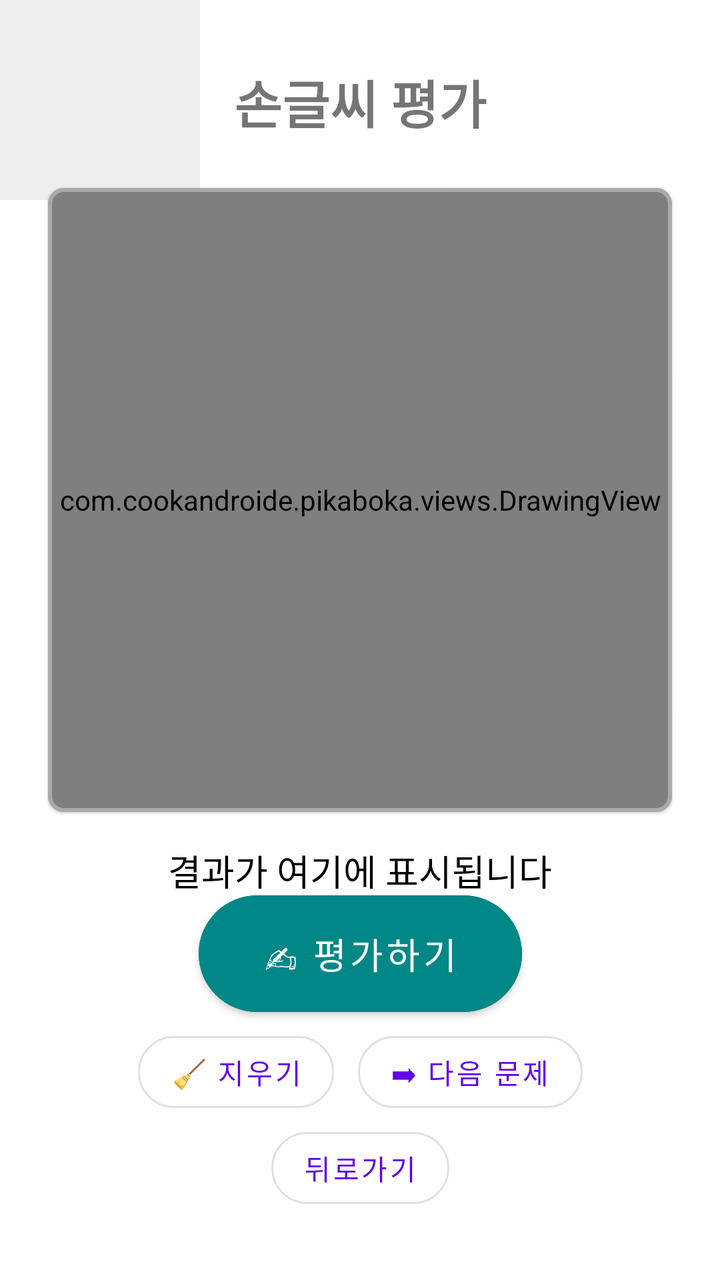
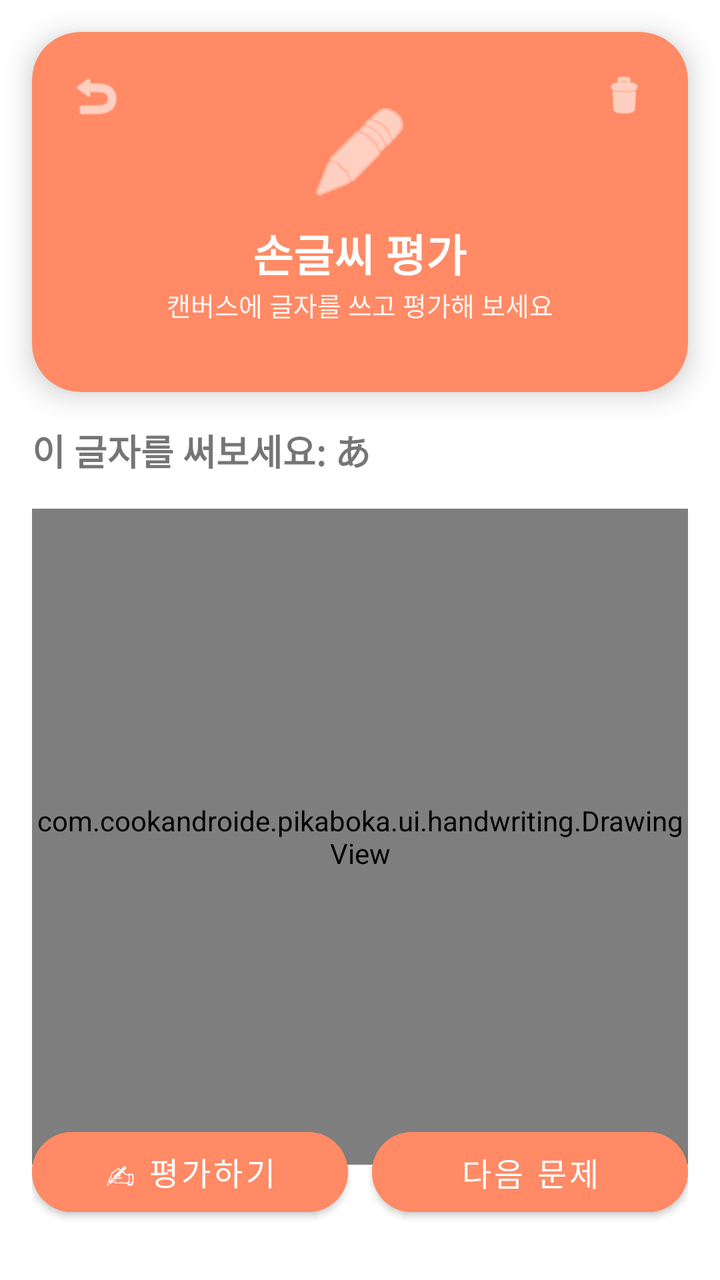

Before-and-after screenshots of an Android layout around one commit, followed by the original layout XML and the change that was made.
<!-- AndroidManifest.xml: application theme Theme.PikaBoka -->
<!-- res/layout/activity_handwriting.xml -->
<?xml version="1.0" encoding="utf-8"?>
<androidx.constraintlayout.widget.ConstraintLayout
    xmlns:android="http://schemas.android.com/apk/res/android"
    xmlns:app="http://schemas.android.com/apk/res-auto"
    xmlns:tools="http://schemas.android.com/tools"
    android:layout_width="match_parent"
    android:layout_height="match_parent"
    android:background="@android:color/white">

    
    <TextView
        android:id="@+id/handwritingTitle"
        android:layout_width="wrap_content"
        android:layout_height="wrap_content"
        android:text="손글씨 평가"
        android:textSize="26sp"
        android:textStyle="bold"
        app:layout_constraintTop_toTopOf="parent"
        app:layout_constraintStart_toStartOf="parent"
        app:layout_constraintEnd_toEndOf="parent"
        android:layout_marginTop="32dp"/>

    
    <com.google.android.material.card.MaterialCardView
        android:id="@+id/canvasCard"
        android:layout_width="0dp"
        android:layout_height="0dp"
        app:layout_constraintTop_toBottomOf="@id/handwritingTitle"
        app:layout_constraintStart_toStartOf="parent"
        app:layout_constraintEnd_toEndOf="parent"
        android:layout_margin="24dp"
        app:cardCornerRadius="8dp"
        app:strokeColor="@android:color/darker_gray"
        app:strokeWidth="2dp"
        app:layout_constraintDimensionRatio="1:1">

        <com.cookandroide.pikaboka.views.DrawingView
            android:id="@+id/drawView"
            android:layout_width="match_parent"
            android:layout_height="match_parent"
            android:background="@android:color/white"/>
    </com.google.android.material.card.MaterialCardView>

    
    <TextView
        android:id="@+id/resultText"
        android:layout_width="wrap_content"
        android:layout_height="wrap_content"
        android:text="결과가 여기에 표시됩니다"
        android:textSize="18sp"
        android:textColor="@android:color/black"
        app:layout_constraintTop_toBottomOf="@id/canvasCard"
        app:layout_constraintStart_toStartOf="parent"
        app:layout_constraintEnd_toEndOf="parent"
        android:layout_marginTop="16dp"/>

    
    <com.google.android.material.button.MaterialButton
        android:id="@+id/btnBack"
        style="@style/Widget.MaterialComponents.Button.OutlinedButton"
        android:layout_width="wrap_content"
        android:layout_height="wrap_content"
        android:text="뒤로가기"
        app:cornerRadius="24dp"
        app:layout_constraintBottom_toBottomOf="parent"
        app:layout_constraintStart_toStartOf="parent"
        app:layout_constraintEnd_toEndOf="parent"
        android:layout_marginBottom="32dp"/>

    
    <com.google.android.material.button.MaterialButton
        android:id="@+id/evaluateButton"
        style="@style/Widget.MaterialComponents.Button"
        android:layout_width="wrap_content"
        android:layout_height="wrap_content"
        android:text="✍ 평가하기"
        android:textSize="18sp"
        android:paddingStart="32dp"
        android:paddingEnd="32dp"
        android:paddingTop="16dp"
        android:paddingBottom="16dp"
        android:backgroundTint="@color/teal_700"
        android:textColor="@android:color/white"
        app:cornerRadius="50dp"
        app:layout_constraintBottom_toTopOf="@id/buttonGroup"
        app:layout_constraintStart_toStartOf="parent"
        app:layout_constraintEnd_toEndOf="parent"
        android:layout_marginBottom="0dp"/>

    
    <LinearLayout
        android:id="@+id/buttonGroup"
        android:layout_width="wrap_content"
        android:layout_height="wrap_content"
        android:orientation="horizontal"
        app:layout_constraintBottom_toTopOf="@id/btnBack"
        app:layout_constraintStart_toStartOf="parent"
        app:layout_constraintEnd_toEndOf="parent"
        android:layout_marginBottom="0dp">

        <com.google.android.material.button.MaterialButton
            android:id="@+id/clearButton"
            style="@style/Widget.MaterialComponents.Button.OutlinedButton"
            android:layout_width="wrap_content"
            android:layout_height="wrap_content"
            android:text="🧹 지우기"
            android:layout_marginEnd="12dp"
            app:cornerRadius="24dp"/>

        <com.google.android.material.button.MaterialButton
            android:id="@+id/nextButton"
            style="@style/Widget.MaterialComponents.Button.OutlinedButton"
            android:layout_width="wrap_content"
            android:layout_height="wrap_content"
            android:text="➡ 다음 문제"
            app:cornerRadius="24dp"/>
    </LinearLayout>

    <ImageView
        android:id="@+id/previewImage"
        android:layout_width="100dp"
        android:layout_height="100dp"
        android:background="#EEEEEE"
        android:contentDescription="전처리 결과 미리보기"
        android:scaleType="fitCenter"
        tools:layout_editor_absoluteX="16dp"
        tools:layout_editor_absoluteY="499dp" />


</androidx.constraintlayout.widget.ConstraintLayout>
<!-- resources referenced by this layout -->
<resources>
  <color name="teal_700">#018786</color>
  <style name="Theme.PikaBoka" parent="Theme.MaterialComponents.DayNight.NoActionBar">
          
          <item name="colorPrimary">@color/purple_500</item>
          <item name="colorPrimaryVariant">@color/purple_500</item>
          <item name="colorSecondary">@color/teal_700</item>
      </style>
  <color name="purple_500">#6200EE</color>
</resources>

<!-- the commit's change to res/layout/activity_handwriting.xml (unified diff, before → after) -->
@@ -3,128 +3,197 @@
     xmlns:android="http://schemas.android.com/apk/res/android"
     xmlns:app="http://schemas.android.com/apk/res-auto"
     xmlns:tools="http://schemas.android.com/tools"
+    android:id="@+id/rootLayout"
     android:layout_width="match_parent"
     android:layout_height="match_parent"
-    android:background="@android:color/white">
-
-    
-    <TextView
-        android:id="@+id/handwritingTitle"
-        android:layout_width="wrap_content"
-        android:layout_height="wrap_content"
-        android:text="손글씨 평가"
-        android:textSize="26sp"
-        android:textStyle="bold"
-        app:layout_constraintTop_toTopOf="parent"
-        app:layout_constraintStart_toStartOf="parent"
-        app:layout_constraintEnd_toEndOf="parent"
-        android:layout_marginTop="32dp"/>
+    android:background="@android:color/white"
+    tools:context=".ui.handwriting.HandwritingActivity">
 
     
     <com.google.android.material.card.MaterialCardView
-        android:id="@+id/canvasCard"
+        android:id="@+id/headerCard"
+        android:layout_width="0dp"
+        android:layout_height="180dp"
+        android:layout_margin="16dp"
+        app:cardCornerRadius="24dp"
+        app:cardElevation="8dp"
+        app:cardBackgroundColor="@color/feature_handwriting"
+        app:layout_constraintTop_toTopOf="parent"
+        app:layout_constraintStart_toStartOf="parent"
+        app:layout_constraintEnd_toEndOf="parent">
+
+        <androidx.constraintlayout.widget.ConstraintLayout
+            android:id="@+id/headerContent"
+            android:layout_width="match_parent"
+            android:layout_height="match_parent">
+
+            
+            <androidx.appcompat.widget.AppCompatImageView
+                android:id="@+id/btnBack"
+                android:layout_width="48dp"
+                android:layout_height="48dp"
+                android:layout_marginStart="8dp"
+                android:layout_marginTop="8dp"
+                android:background="?attr/selectableItemBackgroundBorderless"
+                android:padding="10dp"
+                android:contentDescription="@string/nav_back"
+                app:srcCompat="@android:drawable/ic_menu_revert"
+                app:tint="@android:color/white"
+                app:layout_constraintTop_toTopOf="parent"
+                app:layout_constraintStart_toStartOf="parent"/>
+
+            
+            <LinearLayout
+                android:id="@+id/centerGroup"
+                android:layout_width="wrap_content"
+                android:layout_height="wrap_content"
+                android:orientation="vertical"
+                android:gravity="center"
+                app:layout_constraintTop_toTopOf="parent"
+                app:layout_constraintBottom_toBottomOf="parent"
+                app:layout_constraintStart_toStartOf="parent"
+                app:layout_constraintEnd_toEndOf="parent">
+
+                <androidx.appcompat.widget.AppCompatImageView
+                    android:layout_width="52dp"
+                    android:layout_height="52dp"
+                    app:srcCompat="@android:drawable/ic_menu_edit"
+                    app:tint="@android:color/white"/>
+
+                <TextView
+                    android:id="@+id/tvHeaderTitle"
+                    android:layout_width="wrap_content"
+                    android:layout_height="wrap_content"
+                    android:layout_marginTop="8dp"
+                    android:text="손글씨 평가"
+                    android:textSize="22sp"
+                    android:textStyle="bold"
+                    android:textColor="@android:color/white"
+                    android:accessibilityHeading="true"/>
+
+                <TextView
+                    android:id="@+id/tvHeaderSub"
+                    android:layout_width="wrap_content"
+                    android:layout_height="wrap_content"
+                    android:text="캔버스에 글자를 쓰고 평가해 보세요"
+                    android:textSize="13sp"
+                    android:alpha="0.9"
+                    android:textColor="@android:color/white"/>
+            </LinearLayout>
+
+            
+            <androidx.appcompat.widget.AppCompatImageView
+                android:id="@+id/btnClear"
+                android:layout_width="40dp"
+                android:layout_height="40dp"
+                android:layout_marginEnd="12dp"
+                android:layout_marginTop="12dp"
+                android:background="?attr/selectableItemBackgroundBorderless"
+                android:padding="8dp"
+                app:srcCompat="@android:drawable/ic_menu_delete"
+                app:tint="@android:color/white"
+                app:layout_constraintTop_toTopOf="parent"
+                app:layout_constraintEnd_toEndOf="parent"/>
+        </androidx.constraintlayout.widget.ConstraintLayout>
+    </com.google.android.material.card.MaterialCardView>
+
+    <androidx.constraintlayout.widget.ConstraintLayout
+        android:id="@+id/contentLayout"
         android:layout_width="0dp"
         android:layout_height="0dp"
-        app:layout_constraintTop_toBottomOf="@id/handwritingTitle"
-        app:layout_constraintStart_toStartOf="parent"
-        app:layout_constraintEnd_toEndOf="parent"
-        android:layout_margin="24dp"
-        app:cardCornerRadius="8dp"
-        app:strokeColor="@android:color/darker_gray"
-        app:strokeWidth="2dp"
-        app:layout_constraintDimensionRatio="1:1">
-
-        <com.cookandroide.pikaboka.views.DrawingView
-            android:id="@+id/drawView"
-            android:layout_width="match_parent"
-            android:layout_height="match_parent"
-            android:background="@android:color/white"/>
-    </com.google.android.material.card.MaterialCardView>
-
-    
-    <TextView
-        android:id="@+id/resultText"
-        android:layout_width="wrap_content"
-        android:layout_height="wrap_content"
-        android:text="결과가 여기에 표시됩니다"
-        android:textSize="18sp"
-        android:textColor="@android:color/black"
-        app:layout_constraintTop_toBottomOf="@id/canvasCard"
-        app:layout_constraintStart_toStartOf="parent"
-        app:layout_constraintEnd_toEndOf="parent"
-        android:layout_marginTop="16dp"/>
-
-    
-    <com.google.android.material.button.MaterialButton
-        android:id="@+id/btnBack"
-        style="@style/Widget.MaterialComponents.Button.OutlinedButton"
-        android:layout_width="wrap_content"
-        android:layout_height="wrap_content"
-        android:text="뒤로가기"
-        app:cornerRadius="24dp"
+        android:padding="16dp"
+        app:layout_constraintTop_toBottomOf="@id/headerCard"
         app:layout_constraintBottom_toBottomOf="parent"
         app:layout_constraintStart_toStartOf="parent"
-        app:layout_constraintEnd_toEndOf="parent"
-        android:layout_marginBottom="32dp"/>
+        app:layout_constraintEnd_toEndOf="parent">
 
-    
-    <com.google.android.material.button.MaterialButton
-        android:id="@+id/evaluateButton"
-        style="@style/Widget.MaterialComponents.Button"
-        android:layout_width="wrap_content"
-        android:layout_height="wrap_content"
-        android:text="✍ 평가하기"
-        android:textSize="18sp"
-        android:paddingStart="32dp"
-        android:paddingEnd="32dp"
-        android:paddingTop="16dp"
-        android:paddingBottom="16dp"
-        android:backgroundTint="@color/teal_700"
-        android:textColor="@android:color/white"
-        app:cornerRadius="50dp"
-        app:layout_constraintBottom_toTopOf="@id/buttonGroup"
-        app:layout_constraintStart_toStartOf="parent"
-        app:layout_constraintEnd_toEndOf="parent"
-        android:layout_marginBottom="0dp"/>
+        <TextView
+            android:id="@+id/handwritingTitle"
+            android:layout_width="0dp"
+            android:layout_height="wrap_content"
+            android:text="이 글자를 써보세요: あ"
+            android:textSize="18sp"
+            android:textStyle="bold"
+            android:paddingBottom="8dp"
+            app:layout_constraintTop_toTopOf="parent"
+            app:layout_constraintStart_toStartOf="parent"
+            app:layout_constraintEnd_toEndOf="parent" />
 
-    
-    <LinearLayout
-        android:id="@+id/buttonGroup"
-        android:layout_width="wrap_content"
-        android:layout_height="wrap_content"
-        android:orientation="horizontal"
-        app:layout_constraintBottom_toTopOf="@id/btnBack"
-        app:layout_constraintStart_toStartOf="parent"
-        app:layout_constraintEnd_toEndOf="parent"
-        android:layout_marginBottom="0dp">
+        
+        <com.cookandroide.pikaboka.ui.handwriting.DrawingView
+            android:id="@+id/drawView"
+            android:layout_width="0dp"
+            android:layout_height="0dp"
+            android:layout_marginTop="8dp"
+            android:background="#F9F9F9"
+            app:layout_constraintTop_toBottomOf="@id/handwritingTitle"
+            app:layout_constraintStart_toStartOf="parent"
+            app:layout_constraintEnd_toEndOf="parent"
+            app:layout_constraintDimensionRatio="1:1" />
 
-        <com.google.android.material.button.MaterialButton
-            android:id="@+id/clearButton"
-            style="@style/Widget.MaterialComponents.Button.OutlinedButton"
-            android:layout_width="wrap_content"
+        
+        <androidx.core.widget.NestedScrollView
+            android:id="@+id/resultScroll"
+            android:layout_width="0dp"
+            android:layout_height="0dp"
+            android:fillViewport="true"
+            android:overScrollMode="ifContentScrolls"
+            app:layout_constraintTop_toBottomOf="@id/drawView"
+            app:layout_constraintBottom_toTopOf="@id/buttonRow"
+            app:layout_constraintStart_toStartOf="parent"
+            app:layout_constraintEnd_toEndOf="parent">
+
+            <TextView
+                android:id="@+id/resultText"
+                android:layout_width="match_parent"
+                android:layout_height="wrap_content"
+                android:text="결과:"
+                android:textSize="16sp"
+                android:paddingTop="8dp"
+                android:paddingBottom="4dp" />
+        </androidx.core.widget.NestedScrollView>
+
+        
+        <LinearLayout
+            android:id="@+id/buttonRow"
+            android:layout_width="0dp"
             android:layout_height="wrap_content"
-            android:text="🧹 지우기"
-            android:layout_marginEnd="12dp"
-            app:cornerRadius="24dp"/>
+            android:orientation="horizontal"
+            android:layout_marginBottom="12dp"
+            android:gravity="center"
+            android:paddingTop="12dp"
+            app:layout_constraintStart_toStartOf="parent"
+            app:layout_constraintEnd_toEndOf="parent"
+            app:layout_constraintBottom_toBottomOf="parent">
 
-        <com.google.android.material.button.MaterialButton
-            android:id="@+id/nextButton"
-            style="@style/Widget.MaterialComponents.Button.OutlinedButton"
-            android:layout_width="wrap_content"
-            android:layout_height="wrap_content"
-            android:text="➡ 다음 문제"
-            app:cornerRadius="24dp"/>
-    </LinearLayout>
+            <com.google.android.material.button.MaterialButton
+                android:id="@+id/evaluateButton"
+                android:layout_width="0dp"
+                android:layout_height="52dp"
+                android:layout_weight="1"
+                android:text="✍ 평가하기"
+                android:textSize="16sp"
+                android:textColor="@android:color/white"
+                android:backgroundTint="@color/feature_handwriting"
+                app:cornerRadius="100dp" />
 
-    <ImageView
-        android:id="@+id/previewImage"
-        android:layout_width="100dp"
-        android:layout_height="100dp"
-        android:background="#EEEEEE"
-        android:contentDescription="전처리 결과 미리보기"
-        android:scaleType="fitCenter"
-        tools:layout_editor_absoluteX="16dp"
-        tools:layout_editor_absoluteY="499dp" />
+            <Space
+                android:layout_width="12dp"
+                android:layout_height="1dp" />
+
+            <com.google.android.material.button.MaterialButton
+                android:id="@+id/nextButton"
+                android:layout_width="0dp"
+                android:layout_height="52dp"
+                android:layout_weight="1"
+                android:text="다음 문제"
+                android:textSize="16sp"
+                android:textColor="@android:color/white"
+                android:backgroundTint="@color/feature_handwriting"
+                app:cornerRadius="100dp" />
+        </LinearLayout>
+
+    </androidx.constraintlayout.widget.ConstraintLayout>
 
 
 </androidx.constraintlayout.widget.ConstraintLayout>
<!-- resource entries referenced after the edit -->
@@ -1,12 +1,16 @@
 <!-- resources referenced by this layout -->
 <resources>
-  <color name="teal_700">#018786</color>
-  <style name="Theme.PikaBoka" parent="Theme.MaterialComponents.DayNight.NoActionBar">
+  <color name="feature_handwriting">#FF8A65</color>
+  <string name="nav_back">뒤로가기</string>
+  <style name="Theme.PikaBoka" parent="Theme.MaterialComponents.Light.NoActionBar">
           
-          <item name="colorPrimary">@color/purple_500</item>
-          <item name="colorPrimaryVariant">@color/purple_500</item>
-          <item name="colorSecondary">@color/teal_700</item>
+          <item name="colorPrimary">@color/toolbar_primary</item>
+          <item name="colorPrimaryVariant">@color/toolbar_primary</item>
+          <item name="colorSecondary">@color/toolbar_primary</item>
+  
+          
+          <item name="android:forceDarkAllowed">false</item>
       </style>
-  <color name="purple_500">#6200EE</color>
+  <color name="toolbar_primary">#6C63FF</color>
 </resources>
 
